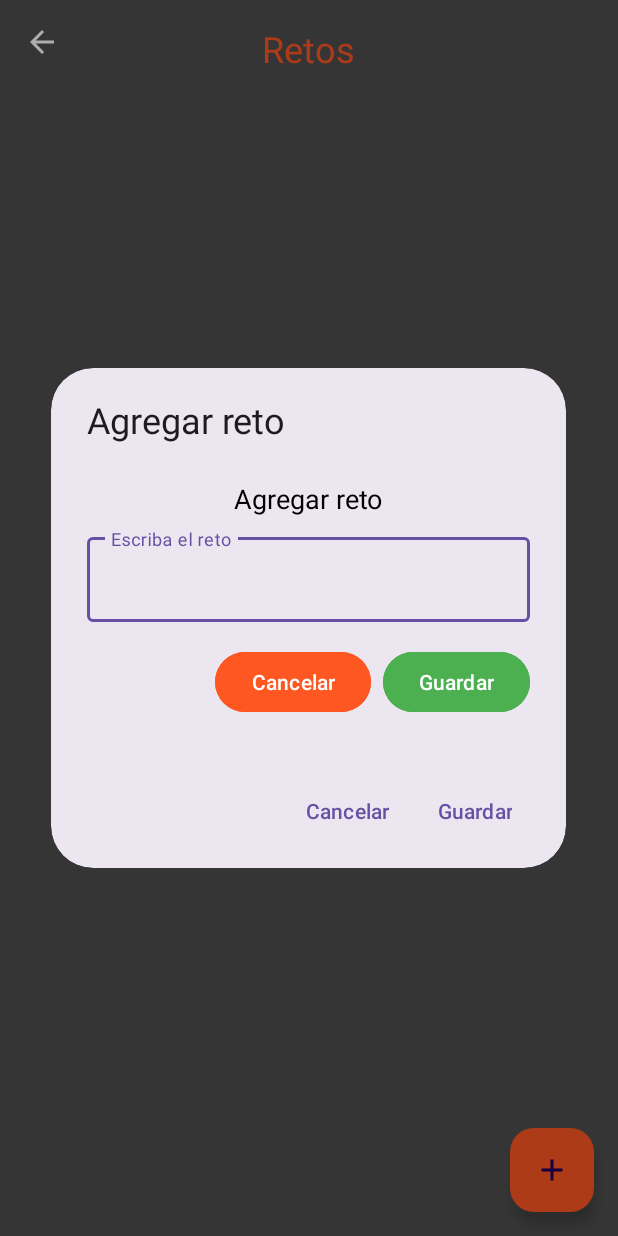
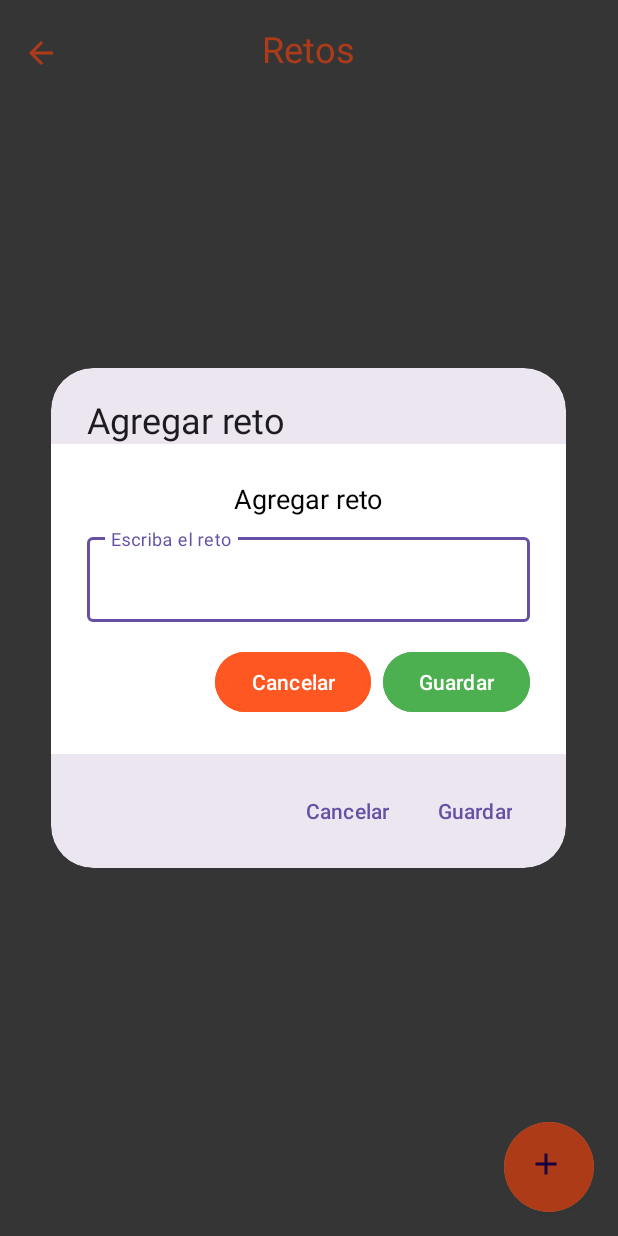
Before and after one commit to JoseHurtado18/equipo3, an Android app: the RetosActivity screen opened directly, with no data from a screen before it, after a tap on an icon or button, on a phone screen of 412 x 824 dp. Run offline under Robolectric (Android 15) with nearby library versions, the phone set to English and light mode, and no system bars; our stand-ins replace data binding.

Commit message:
Segundo avance

```diff
--- a/app/src/main/java/com/example/miniproyecto1/RetoAdapter.kt
+++ b/app/src/main/java/com/example/miniproyecto1/RetoAdapter.kt
@@ -3,6 +3,7 @@ import android.view.LayoutInflater
 import android.view.View
 import android.view.ViewGroup
 import android.widget.ImageButton
+import android.widget.ImageView
 import android.widget.TextView
 import androidx.recyclerview.widget.RecyclerView
 import com.example.miniproyecto1.R
@@ -27,8 +28,8 @@ class RetoAdapter(
 
     inner class RetoViewHolder(itemView: View) : RecyclerView.ViewHolder(itemView) {
         private val descripcionTextView: TextView = itemView.findViewById(R.id.retoTextView)
-        private val editButton: ImageButton = itemView.findViewById(R.id.editImageView)
-        private val deleteButton: ImageButton = itemView.findViewById(R.id.deleteImageView)
+        private val editButton: ImageView = itemView.findViewById(R.id.editImageView)
+        private val deleteButton: ImageView = itemView.findViewById(R.id.deleteImageView)
 
         fun bind(reto: Reto) {
             descripcionTextView.text = reto.descripcion
--- /dev/null
+++ b/app/src/main/res/drawable/ic_beer.xml
@@ -0,0 +1,5 @@
+<vector xmlns:android="http://schemas.android.com/apk/res/android" android:height="24dp" android:tint="#000000" android:viewportHeight="24" android:viewportWidth="24" android:width="24dp">
+
+    <path android:fillColor="@android:color/white" android:pathData="M19,9h-1.56C17.79,8.41 18,7.73 18,7c0,-2.21 -1.79,-4 -4,-4c-0.34,0 -0.66,0.05 -0.98,0.13C12.2,2.45 11.16,2.02 10,2.02c-1.89,0 -3.51,1.11 -4.27,2.71C4.15,5.26 3,6.74 3,8.5c0,1.86 1.28,3.41 3,3.86L6,21h11v-2h2c1.1,0 2,-0.9 2,-2v-6C21,9.9 20.1,9 19,9zM7,10.5c-1.1,0 -2,-0.9 -2,-2c0,-0.85 0.55,-1.6 1.37,-1.88l0.8,-0.27l0.36,-0.76C8,4.62 8.94,4.02 10,4.02c0.79,0 1.39,0.35 1.74,0.65l0.78,0.65c0,0 0.64,-0.32 1.47,-0.32c1.1,0 2,0.9 2,2c0,0 -3,0 -3,0C9.67,7 9.15,10.5 7,10.5zM19,17h-2v-6h2V17z"/>
+
+</vector>
--- a/app/src/main/res/layout/dialog_add_reto.xml
+++ b/app/src/main/res/layout/dialog_add_reto.xml
@@ -3,6 +3,7 @@
     android:layout_width="match_parent"
     android:layout_height="wrap_content"
     android:orientation="vertical"
+    android:background="#FFFF"
     android:padding="24dp">
 
     <TextView
--- a/app/src/main/res/layout/retos.xml
+++ b/app/src/main/res/layout/retos.xml
@@ -12,13 +12,18 @@
 
     <ImageButton
         android:id="@+id/backButton"
-        android:layout_width="wrap_content"
+        android:layout_width="22dp"
         android:layout_height="wrap_content"
         android:layout_alignParentStart="true"
-        android:layout_margin="16dp"
+        android:layout_marginStart="16dp"
+        android:layout_marginLeft="16dp"
+        android:layout_marginTop="23dp"
+        android:layout_marginEnd="16dp"
+        android:layout_marginRight="16dp"
+        android:layout_marginBottom="16dp"
         android:background="?attr/selectableItemBackgroundBorderless"
         android:src="@drawable/ic_back"
-        app:tint="#FFFF" />
+        app:tint="#FF5722" />
 
     <TextView
         android:id="@+id/titleTextView"
@@ -38,16 +43,23 @@
         android:layout_marginTop="16dp"
         android:padding="16dp"/>
 
+    <androidx.cardview.widget.CardView android:layout_width="60dp"
+    android:layout_height="60dp"
+    android:layout_alignParentBottom="true"
+    android:layout_alignParentEnd="true"
+    android:layout_margin="16dp"
+    app:cardCornerRadius="30dp"
+    app:cardElevation="4dp">
+
     <com.google.android.material.floatingactionbutton.FloatingActionButton
         android:id="@+id/fab"
-        android:layout_width="wrap_content"
-        android:layout_height="wrap_content"
-        android:layout_alignParentBottom="true"
-        android:layout_alignParentEnd="true"
-        android:layout_margin="16dp"
+        android:layout_width="match_parent"
+        android:layout_height="match_parent"
         android:src="@drawable/ic_add"
         android:tint="#FFFFFF"
-        android:backgroundTint="#FF5722"/>
+        android:backgroundTint="#FF5722" />
+
+</androidx.cardview.widget.CardView>
 </RelativeLayout>
 
 </layout>
```
Also changed, not shown: app/src/main/res/layout/item_reto.xml (+59 -22 lines).
